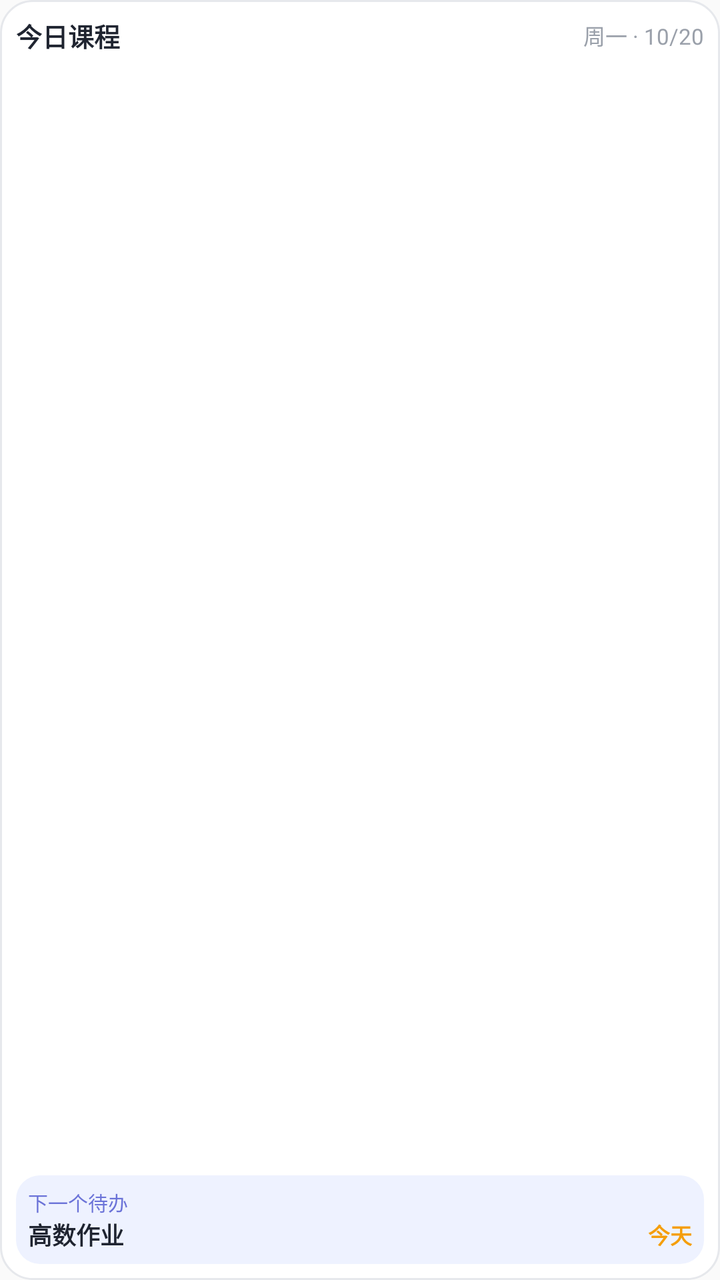
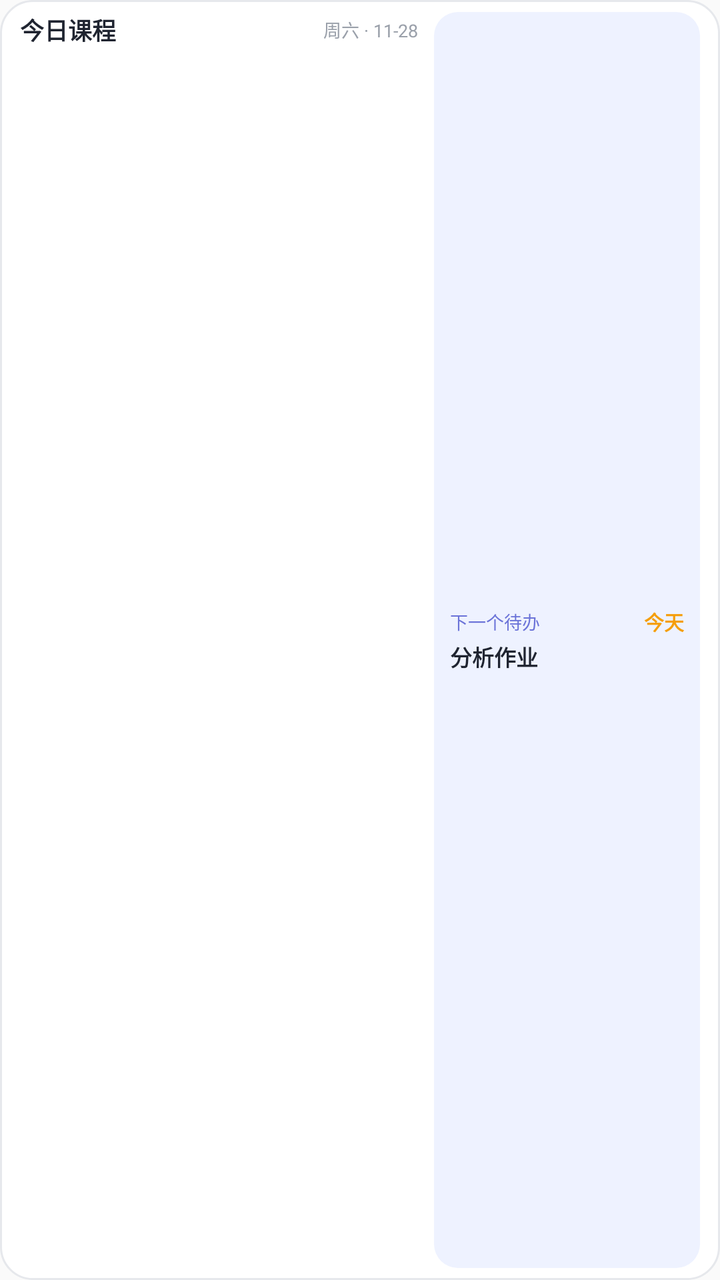

Before-and-after screenshots of an Android layout around one commit, followed by the original layout XML and the change that was made.
<!-- AndroidManifest.xml: application theme AppTheme -->
<!-- res/layout/widget_layout_1x4.xml -->
<?xml version="1.0" encoding="utf-8"?>
<FrameLayout xmlns:android="http://schemas.android.com/apk/res/android"
    android:id="@+id/widget_root"
    android:layout_width="match_parent"
    android:layout_height="match_parent"
    android:background="@drawable/widget_bg"
    android:padding="8dp">

    <LinearLayout
        android:layout_width="match_parent"
        android:layout_height="match_parent"
        android:orientation="vertical">

        <LinearLayout
            android:layout_width="match_parent"
            android:layout_height="wrap_content"
            android:gravity="center_vertical"
            android:orientation="horizontal"
            android:paddingBottom="2dp">

            <TextView
                android:id="@+id/widget_title"
                android:layout_width="0dp"
                android:layout_height="wrap_content"
                android:layout_weight="1"
                android:text="今日课程"
                android:textColor="#1f2430"
                android:textSize="13sp"
                android:textStyle="bold" />

            <TextView
                android:id="@+id/widget_date"
                android:layout_width="wrap_content"
                android:layout_height="wrap_content"
                android:text="周一 · 10/20"
                android:textColor="#9aa0aa"
                android:textSize="11sp" />
        </LinearLayout>

        <ListView
            android:id="@+id/widget_list"
            android:layout_width="match_parent"
            android:layout_height="0dp"
            android:layout_weight="1"
            android:divider="@null"
            android:scrollbars="none" />

        <TextView
            android:id="@+id/widget_empty"
            android:layout_width="match_parent"
            android:layout_height="0dp"
            android:layout_weight="1"
            android:gravity="center"
            android:text="今天没有课"
            android:textColor="#9aa0aa"
            android:textSize="12sp"
            android:visibility="gone" />

        <LinearLayout
            android:layout_width="match_parent"
            android:layout_height="wrap_content"
            android:layout_marginTop="2dp"
            android:background="@drawable/widget_todo_bg"
            android:orientation="vertical"
            android:padding="6dp">

            <TextView
                android:id="@+id/todo_label"
                android:layout_width="wrap_content"
                android:layout_height="wrap_content"
                android:text="下一个待办"
                android:textColor="#6b73d8"
                android:textSize="10sp" />

            <LinearLayout
                android:layout_width="match_parent"
                android:layout_height="wrap_content"
                android:gravity="center_vertical"
                android:orientation="horizontal">

                <TextView
                    android:id="@+id/todo_title"
                    android:layout_width="0dp"
                    android:layout_height="wrap_content"
                    android:layout_weight="1"
                    android:ellipsize="end"
                    android:singleLine="true"
                    android:text="高数作业"
                    android:textColor="#1f2430"
                    android:textSize="12sp"
                    android:textStyle="bold" />

                <TextView
                    android:id="@+id/todo_remain"
                    android:layout_width="wrap_content"
                    android:layout_height="wrap_content"
                    android:text="今天"
                    android:textColor="#f59e0b"
                    android:textSize="11sp"
                    android:textStyle="bold" />
            </LinearLayout>
        </LinearLayout>

    </LinearLayout>
</FrameLayout>
<!-- resources referenced by this layout -->
<resources>
  <!-- drawable widget_bg (drawable) -->
  <?xml version="1.0" encoding="utf-8"?>
  <shape xmlns:android="http://schemas.android.com/apk/res/android"
      android:shape="rectangle">
      <solid android:color="#ffffff" />
      <corners android:radius="16dp" />
      <stroke
          android:width="1dp"
          android:color="#e6e8ec" />
  </shape>
  <!-- drawable widget_todo_bg (drawable) -->
  <?xml version="1.0" encoding="utf-8"?>
  <shape xmlns:android="http://schemas.android.com/apk/res/android"
      android:shape="rectangle">
      <solid android:color="#eef2ff" />
      <corners android:radius="12dp" />
  </shape>
  <style name="AppTheme" parent="Theme.AppCompat.Light.DarkActionBar">
          
          <item name="colorPrimary">@color/colorPrimary</item>
          <item name="colorPrimaryDark">@color/colorPrimaryDark</item>
          <item name="colorAccent">@color/colorAccent</item>
      </style>
</resources>

<!-- the commit's change to res/layout/widget_layout_1x4.xml (unified diff, before → after) -->
@@ -4,73 +4,85 @@
     android:layout_width="match_parent"
     android:layout_height="match_parent"
     android:background="@drawable/widget_bg"
-    android:padding="8dp">
+    android:paddingHorizontal="10dp"
+    android:paddingVertical="6dp">
 
     <LinearLayout
         android:layout_width="match_parent"
         android:layout_height="match_parent"
-        android:orientation="vertical">
+        android:baselineAligned="false"
+        android:gravity="center_vertical"
+        android:orientation="horizontal">
 
+        
         <LinearLayout
-            android:layout_width="match_parent"
-            android:layout_height="wrap_content"
-            android:gravity="center_vertical"
-            android:orientation="horizontal"
-            android:paddingBottom="2dp">
+            android:layout_width="0dp"
+            android:layout_height="match_parent"
+            android:layout_weight="3"
+            android:orientation="vertical">
+
+            <LinearLayout
+                android:layout_width="match_parent"
+                android:layout_height="wrap_content"
+                android:gravity="center_vertical"
+                android:orientation="horizontal"
+                android:paddingBottom="2dp">
+
+                <TextView
+                    android:id="@+id/widget_title"
+                    android:layout_width="0dp"
+                    android:layout_height="wrap_content"
+                    android:layout_weight="1"
+                    android:ellipsize="end"
+                    android:singleLine="true"
+                    android:text="今日课程"
+                    android:textColor="#1f2430"
+                    android:textSize="12sp"
+                    android:textStyle="bold" />
+
+                <TextView
+                    android:id="@+id/widget_date"
+                    android:layout_width="wrap_content"
+                    android:layout_height="wrap_content"
+                    android:paddingStart="4dp"
+                    android:singleLine="true"
+                    android:text="周六 · 11-28"
+                    android:textColor="#9aa0aa"
+                    android:textSize="9sp" />
+            </LinearLayout>
+
+            <ListView
+                android:id="@+id/widget_list"
+                android:layout_width="match_parent"
+                android:layout_height="0dp"
+                android:layout_weight="1"
+                android:divider="@null"
+                android:scrollbars="none" />
 
             <TextView
-                android:id="@+id/widget_title"
-                android:layout_width="0dp"
-                android:layout_height="wrap_content"
+                android:id="@+id/widget_empty"
+                android:layout_width="match_parent"
+                android:layout_height="0dp"
                 android:layout_weight="1"
-                android:text="今日课程"
-                android:textColor="#1f2430"
-                android:textSize="13sp"
-                android:textStyle="bold" />
-
-            <TextView
-                android:id="@+id/widget_date"
-                android:layout_width="wrap_content"
-                android:layout_height="wrap_content"
-                android:text="周一 · 10/20"
+                android:gravity="center_vertical"
+                android:singleLine="true"
+                android:text="今天没有课"
                 android:textColor="#9aa0aa"
-                android:textSize="11sp" />
+                android:textSize="11sp"
+                android:visibility="gone" />
         </LinearLayout>
 
-        <ListView
-            android:id="@+id/widget_list"
-            android:layout_width="match_parent"
-            android:layout_height="0dp"
-            android:layout_weight="1"
-            android:divider="@null"
-            android:scrollbars="none" />
-
-        <TextView
-            android:id="@+id/widget_empty"
-            android:layout_width="match_parent"
-            android:layout_height="0dp"
-            android:layout_weight="1"
-            android:gravity="center"
-            android:text="今天没有课"
-            android:textColor="#9aa0aa"
-            android:textSize="12sp"
-            android:visibility="gone" />
-
+        
         <LinearLayout
-            android:layout_width="match_parent"
-            android:layout_height="wrap_content"
-            android:layout_marginTop="2dp"
+            android:layout_width="0dp"
+            android:layout_height="match_parent"
+            android:layout_marginStart="8dp"
+            android:layout_weight="2"
             android:background="@drawable/widget_todo_bg"
+            android:gravity="center_vertical"
             android:orientation="vertical"
-            android:padding="6dp">
-
-            <TextView
-                android:id="@+id/todo_label"
-                android:layout_width="wrap_content"
-                android:layout_height="wrap_content"
-                android:text="下一个待办"
-                android:textColor="#6b73d8"
-                android:textSize="10sp" />
+            android:paddingHorizontal="8dp"
+            android:paddingVertical="4dp">
 
             <LinearLayout
                 android:layout_width="match_parent"
@@ -79,26 +91,38 @@
                 android:orientation="horizontal">
 
                 <TextView
-                    android:id="@+id/todo_title"
+                    android:id="@+id/todo_label"
                     android:layout_width="0dp"
                     android:layout_height="wrap_content"
                     android:layout_weight="1"
                     android:ellipsize="end"
                     android:singleLine="true"
-                    android:text="高数作业"
-                    android:textColor="#1f2430"
-                    android:textSize="12sp"
-                    android:textStyle="bold" />
+                    android:text="下一个待办"
+                    android:textColor="#6b73d8"
+                    android:textSize="9sp" />
 
                 <TextView
                     android:id="@+id/todo_remain"
                     android:layout_width="wrap_content"
                     android:layout_height="wrap_content"
+                    android:singleLine="true"
                     android:text="今天"
                     android:textColor="#f59e0b"
-                    android:textSize="11sp"
+                    android:textSize="10sp"
                     android:textStyle="bold" />
             </LinearLayout>
+
+            <TextView
+                android:id="@+id/todo_title"
+                android:layout_width="match_parent"
+                android:layout_height="wrap_content"
+                android:layout_marginTop="2dp"
+                android:ellipsize="end"
+                android:singleLine="true"
+                android:text="分析作业"
+                android:textColor="#1f2430"
+                android:textSize="11sp"
+                android:textStyle="bold" />
         </LinearLayout>
 
     </LinearLayout>
